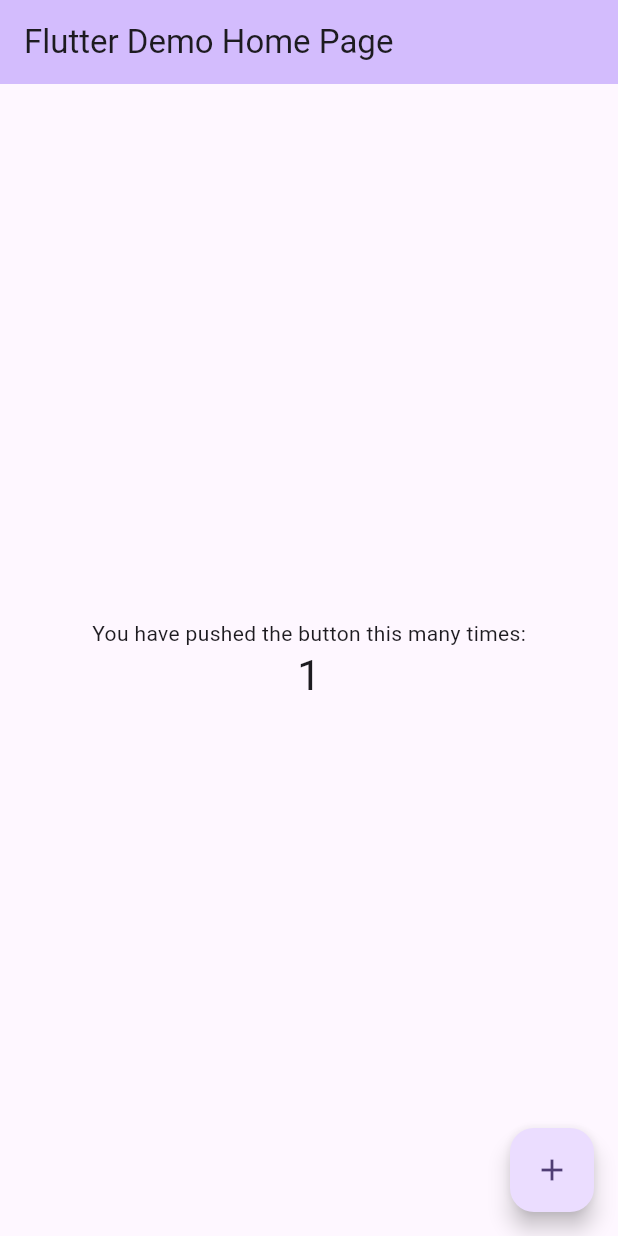
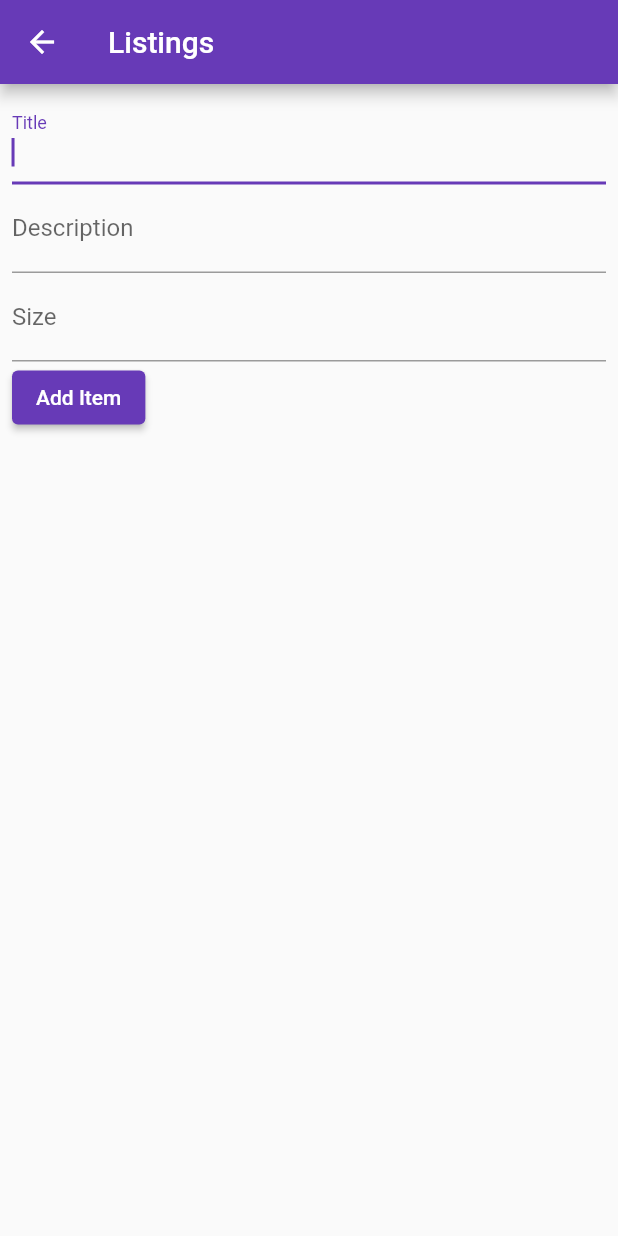
Before and after one commit to Danik911/pace_up, a Flutter app: the screen it shows after launch, after a tap on the "add" icon, on a phone screen of 412 x 824 dp. Run offline on Flutter 3.47's test engine with Material 2 defaults, Android fonts, the phone set to English and light mode, and no system bars; our stand-ins replace hive, hive_flutter; accounts and stored records are empty.

Commit message:
Create Sneakers entity

```diff
--- /dev/null
+++ b/lib/data/local/boxes/sneakers_boxes.dart
@@ -0,0 +1,3 @@
+class HiveBoxes {
+  static String sneakers = 'sneakers_box';
+}
--- /dev/null
+++ b/lib/data/local/models/sneakers.dart
@@ -0,0 +1,22 @@
+import 'package:hive/hive.dart';
+part 'sneakers.g.dart';
+
+@HiveType(typeId: 0)
+class Sneakers extends HiveObject {
+  @HiveField(0)
+  String? id;
+
+  @HiveField(1)
+  String title;
+
+  @HiveField(2)
+  String description;
+
+  @HiveField(3)
+  String size;
+
+
+
+  Sneakers(
+      {required this.title, required this.description, required this.size});
+}
--- a/lib/main.dart
+++ b/lib/main.dart
@@ -1,125 +1,32 @@
 import 'package:flutter/material.dart';
+import 'package:hive_flutter/hive_flutter.dart';
+import 'package:pace_up/data/local/models/sneakers.dart';
+import 'package:pace_up/presentation/screens/list_screen/list_screen.dart';
 
-void main() {
-  runApp(const MyApp());
+import 'data/local/boxes/sneakers_boxes.dart';
+
+
+// void main() => runApp(MyApp());
+void main() async {
+  //   hive initialization
+  await Hive.initFlutter();
+  Hive.registerAdapter(SneakersAdapter());
+  await Hive.openBox<Sneakers>(HiveBoxes.sneakers);
+  runApp(MyApp());
 }
 
 class MyApp extends StatelessWidget {
-  const MyApp({super.key});
+  const MyApp({Key? key}) : super(key: key);
+  static final String title = 'Pace Up';
 
-  // This widget is the root of your application.
   @override
   Widget build(BuildContext context) {
     return MaterialApp(
-      title: 'Flutter Demo',
-      theme: ThemeData(
-        // This is the theme of your application.
-        //
-        // TRY THIS: Try running your application with "flutter run". You'll see
-        // the application has a blue toolbar. Then, without quitting the app,
-        // try changing the seedColor in the colorScheme below to Colors.green
-        // and then invoke "hot reload" (save your changes or press the "hot
-        // reload" button in a Flutter-supported IDE, or press "r" if you used
-        // the command line to start the app).
-        //
-        // Notice that the counter didn't reset back to zero; the application
-        // state is not lost during the reload. To reset the state, use hot
-        // restart instead.
-        //
-        // This works for code too, not just values: Most code changes can be
-        // tested with just a hot reload.
-        colorScheme: ColorScheme.fromSeed(seedColor: Colors.deepPurple),
-        useMaterial3: true,
+      debugShowCheckedModeBanner: false,
+      theme: ThemeData(primarySwatch: Colors.deepPurple),
+      home: MyHomePage(
+        title: 'Pace Up',
       ),
-      home: const MyHomePage(title: 'Flutter Demo Home Page'),
     );
   }
 }
-
-class MyHomePage extends StatefulWidget {
-  const MyHomePage({super.key, required this.title});
-
-  // This widget is the home page of your application. It is stateful, meaning
-  // that it has a State object (defined below) that contains fields that affect
-  // how it looks.
-
-  // This class is the configuration for the state. It holds the values (in this
-  // case the title) provided by the parent (in this case the App widget) and
-  // used by the build method of the State. Fields in a Widget subclass are
-  // always marked "final".
-
-  final String title;
-
-  @override
-  State<MyHomePage> createState() => _MyHomePageState();
-}
-
-class _MyHomePageState extends State<MyHomePage> {
-  int _counter = 0;
-
-  void _incrementCounter() {
-    setState(() {
-      // This call to setState tells the Flutter framework that something has
-      // changed in this State, which causes it to rerun the build method below
-      // so that the display can reflect the updated values. If we changed
-      // _counter without calling setState(), then the build method would not be
-      // called again, and so nothing would appear to happen.
-      _counter++;
-    });
-  }
-
-  @override
-  Widget build(BuildContext context) {
-    // This method is rerun every time setState is called, for instance as done
-    // by the _incrementCounter method above.
-    //
-    // The Flutter framework has been optimized to make rerunning build methods
-    // fast, so that you can just rebuild anything that needs updating rather
-    // than having to individually change instances of widgets.
-    return Scaffold(
-      appBar: AppBar(
-        // TRY THIS: Try changing the color here to a specific color (to
-        // Colors.amber, perhaps?) and trigger a hot reload to see the AppBar
-        // change color while the other colors stay the same.
-        backgroundColor: Theme.of(context).colorScheme.inversePrimary,
-        // Here we take the value from the MyHomePage object that was created by
-        // the App.build method, and use it to set our appbar title.
-        title: Text(widget.title),
-      ),
-      body: Center(
-        // Center is a layout widget. It takes a single child and positions it
-        // in the middle of the parent.
-        child: Column(
-          // Column is also a layout widget. It takes a list of children and
-          // arranges them vertically. By default, it sizes itself to fit its
-          // children horizontally, and tries to be as tall as its parent.
-          //
-          // Column has various properties to control how it sizes itself and
-          // how it positions its children. Here we use mainAxisAlignment to
-          // center the children vertically; the main axis here is the vertical
-          // axis because Columns are vertical (the cross axis would be
-          // horizontal).
-          //
-          // TRY THIS: Invoke "debug painting" (choose the "Toggle Debug Paint"
-          // action in the IDE, or press "p" in the console), to see the
-          // wireframe for each widget.
-          mainAxisAlignment: MainAxisAlignment.center,
-          children: <Widget>[
-            const Text(
-              'You have pushed the button this many times:',
-            ),
-            Text(
-              '$_counter',
-              style: Theme.of(context).textTheme.headlineMedium,
-            ),
-          ],
-        ),
-      ),
-      floatingActionButton: FloatingActionButton(
-        onPressed: _incrementCounter,
-        tooltip: 'Increment',
-        child: const Icon(Icons.add),
-      ), // This trailing comma makes auto-formatting nicer for build methods.
-    );
-  }
-}
--- /dev/null
+++ b/lib/presentation/screens/add_item_screen/add_sneakers_screen.dart
@@ -0,0 +1,120 @@
+
+
+
+import 'package:flutter/cupertino.dart';
+import 'package:flutter/material.dart';
+import 'package:hive/hive.dart';
+import 'package:pace_up/data/local/models/sneakers.dart';
+
+import '../../../data/local/boxes/sneakers_boxes.dart';
+
+
+class AddSneakersScreen extends StatefulWidget {
+  AddSneakersScreen({Key? key}) : super(key: key);
+
+  @override
+  _AddSneakersScreenState createState() => _AddSneakersScreenState();
+}
+
+class _AddSneakersScreenState extends State<AddSneakersScreen> {
+  final GlobalKey<FormState> _formKey = GlobalKey<FormState>();
+  late String title;
+  late String description;
+  late String size;
+
+  validated() {
+    if (_formKey.currentState != null && _formKey.currentState!.validate()) {
+      _onFormSubmit();
+      print("Form Validated");
+    } else {
+      print("Form Not Validated");
+      return;
+    }
+  }
+
+  @override
+  Widget build(BuildContext context) {
+    return Scaffold(
+      appBar: AppBar(
+        title: Text('Listings'),
+      ),
+      body: SafeArea(
+        child: Form(
+          key: _formKey,
+          child: Padding(
+            padding: EdgeInsets.all(8.0),
+            child: Column(
+              crossAxisAlignment: CrossAxisAlignment.start,
+              children: [
+
+
+                TextFormField(
+                  autofocus: true,
+                  initialValue: '',
+                  decoration: InputDecoration(labelText: 'Title'),
+                  onChanged: (value) {
+                    setState(() {
+                      title = value;
+                    });
+                  },
+                  validator: (String? value) {
+                    if (value == null || value.trim().length == 0) {
+                      return "required";
+                    }
+                    return null;
+                  },
+                ),
+                TextFormField(
+                  initialValue: '',
+                  decoration: const InputDecoration(
+                    labelText: 'Description',
+                  ),
+                  onChanged: (value) {
+                    setState(() {
+                      description = value;
+                    });
+                  },
+                  validator: (String? value) {
+                    if (value == null || value.trim().length == 0) {
+                      return "required";
+                    }
+                    return null;
+                  },
+                ),
+                TextFormField(
+                  autofocus: true,
+                  initialValue: '',
+                  decoration: InputDecoration(labelText: 'Size'),
+                  onChanged: (value) {
+                    setState(() {
+                      size = value;
+                    });
+                  },
+                  validator: (String? value) {
+                    if (value == null || value.trim().length == 0) {
+                      return "required";
+                    }
+                    return null;
+                  },
+                ),
+
+                ElevatedButton(
+                  onPressed: () {
+                    validated();
+                  },
+                  child: Text('Add Item'),
+                )
+              ],
+            ),
+          ),
+        ),
+      ),
+    );
+  }
+
+  void _onFormSubmit() {
+    Box<Sneakers> contactsBox = Hive.box<Sneakers>(HiveBoxes.sneakers);
+    contactsBox.add(Sneakers(title: title, description: description, size: size));
+    Navigator.of(context).pop();
+  }
+}
--- /dev/null
+++ b/lib/presentation/screens/list_screen/list_screen.dart
@@ -0,0 +1,89 @@
+
+
+
+import 'package:flutter/cupertino.dart';
+import 'package:flutter/material.dart';
+import 'package:hive/hive.dart';
+import 'package:hive_flutter/hive_flutter.dart';
+import 'package:pace_up/data/local/models/sneakers.dart';
+
+import '../../../data/local/boxes/sneakers_boxes.dart';
+import '../add_item_screen/add_sneakers_screen.dart';
+
+class MyApp extends StatefulWidget {
+  @override
+  _MyAppState createState() => _MyAppState();
+}
+
+class _MyAppState extends State<MyApp> {
+  @override
+  Widget build(BuildContext context) {
+    return MaterialApp(
+      theme: ThemeData(
+        primarySwatch: Colors.blue,
+      ),
+      home: MyHomePage(title: 'Todo Hive Example'),
+    );
+  }
+}
+
+class MyHomePage extends StatefulWidget {
+  MyHomePage({Key? key, required this.title}) : super(key: key);
+
+  final String title;
+
+  @override
+  _MyHomePageState createState() => _MyHomePageState();
+}
+
+class _MyHomePageState extends State<MyHomePage> {
+  @override
+  void dispose() async {
+    Hive.close();
+    super.dispose();
+  }
+
+  @override
+  Widget build(BuildContext context) {
+    return Scaffold(
+      appBar: AppBar(
+        title: Text(widget.title),
+      ),
+      body: ValueListenableBuilder(
+          valueListenable: Hive.box<Sneakers>(HiveBoxes.sneakers).listenable(),
+          builder: (context, Box<Sneakers> box, _) {
+            if (box.values.isEmpty)
+              return Center(
+                child: Text("List is empty"),
+              );
+
+            return ListView.builder(
+              itemCount: box.values.length,
+              itemBuilder: (context, index) {
+                Sneakers? res = box.getAt(index);
+                return Dismissible(
+                  background: Container(color: Colors.red),
+                  key: UniqueKey(),
+                  onDismissed: (direction) {
+                    res.delete();
+                  },
+                  child: ListTile(
+                      title: Text(res!.title),
+                      subtitle: Text(res.description),
+                      onTap: () {}),
+                );
+              },
+            );
+          }),
+      floatingActionButton: FloatingActionButton(
+        tooltip: 'Add item',
+        child: Icon(Icons.add),
+        onPressed: () => Navigator.of(context).push(
+          MaterialPageRoute(
+            builder: (context) => AddSneakersScreen(),
+          ),
+        ),
+      ),
+    );
+  }
+}
--- a/pubspec.yaml
+++ b/pubspec.yaml
@@ -28,6 +28,7 @@ environment:
 # the latest version available on pub.dev. To see which dependencies have newer
 # versions available, run `flutter pub outdated`.
 dependencies:
+  hive_generator: ^1.1.0
   flutter:
     sdk: flutter
 
@@ -35,6 +36,9 @@ dependencies:
   # The following adds the Cupertino Icons font to your application.
   # Use with the CupertinoIcons class for iOS style icons.
   cupertino_icons: ^1.0.2
+  hive_flutter: ^1.1.0
+  hive: ^2.2.3
+  build_runner: ^2.4.6
 
 dev_dependencies:
   flutter_test:
```
Also changed, not shown: lib/data/local/models/sneakers.g.dart (added), lib/presentation/widgets/transparent_image_card.dart (added), pubspec.lock, 1 other file.
